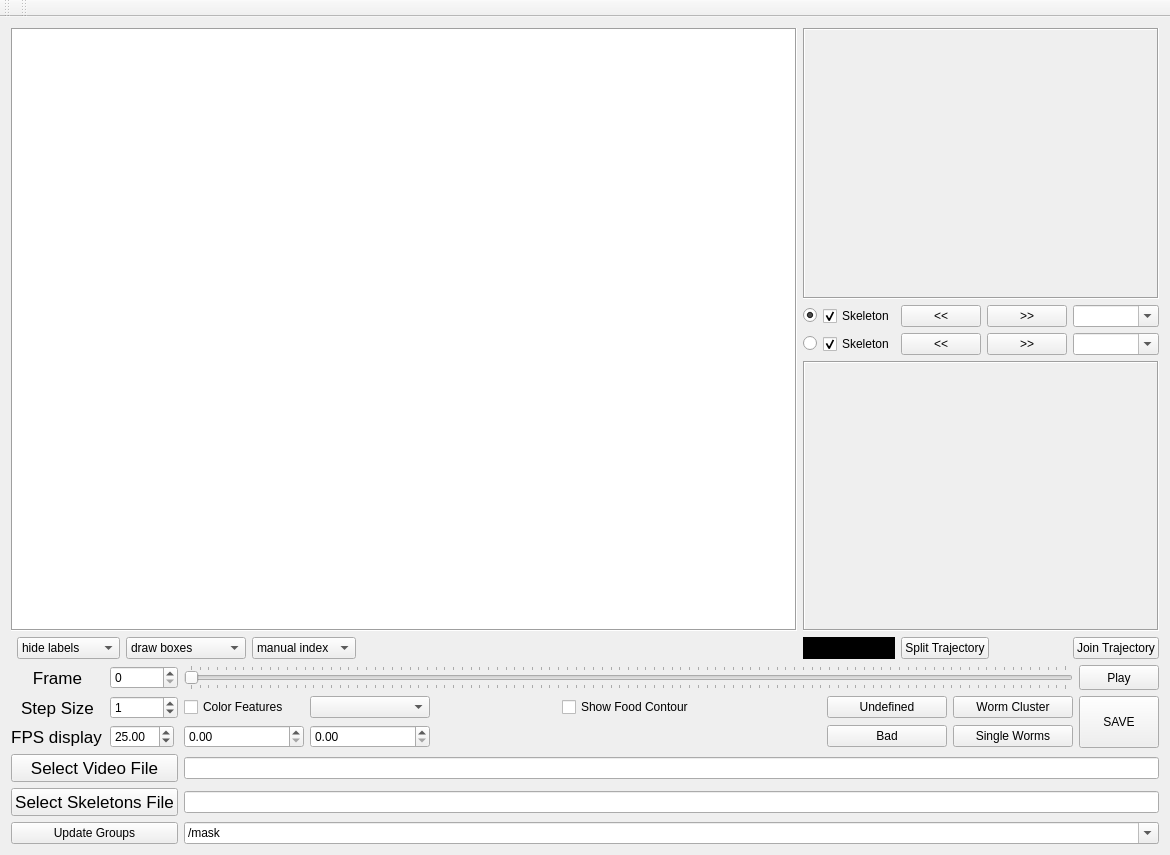
First picture: the form in tierpsy/gui/QtDesignerFiles/MWTrackerViewer.ui, repository ver228/tierpsy-tracker, before the edit.
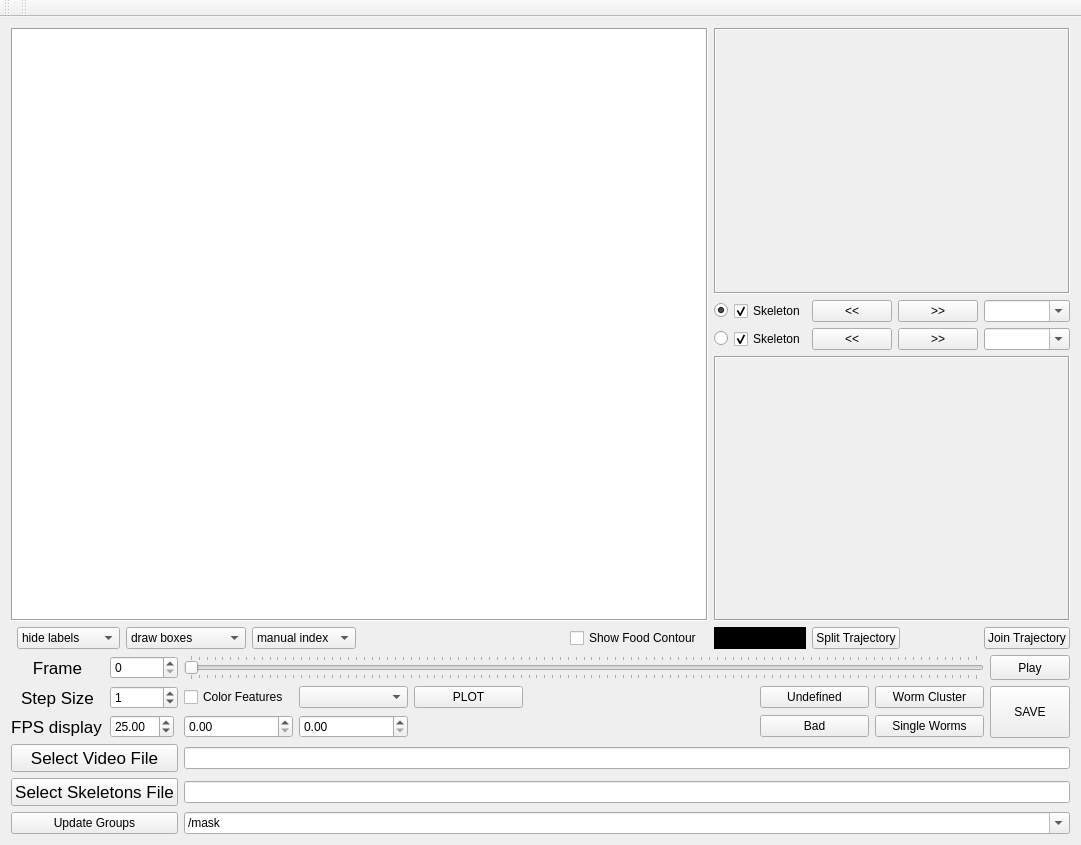
Second picture: the form after the edit.

Commit message:
plots + summary
- add app to plot features from MWViewer
- add support for color features using the openworm features (_features.hdf5 and _feat_manual.hdf5)
- add an app to create summaries from a collection of features files.
- remove SWViewer

```diff
--- a/tierpsy/gui/QtDesignerFiles/MWTrackerViewer.ui
+++ b/tierpsy/gui/QtDesignerFiles/MWTrackerViewer.ui
@@ -6,8 +6,8 @@
    <rect>
     <x>0</x>
     <y>0</y>
-    <width>1170</width>
-    <height>855</height>
+    <width>1081</width>
+    <height>845</height>
    </rect>
   </property>
   <property name="sizePolicy">
@@ -298,10 +298,10 @@
         </property>
        </widget>
       </item>
-      <item row="2" column="8">
-       <widget class="QCheckBox" name="checkBox_showFood">
+      <item row="2" column="7">
+       <widget class="QPushButton" name="pushButton_plot">
         <property name="text">
-         <string>Show Food Contour</string>
+         <string>PLOT</string>
         </property>
        </widget>
       </item>
@@ -583,6 +583,13 @@
         </property>
        </widget>
       </item>
+      <item row="4" column="6">
+       <widget class="QCheckBox" name="checkBox_showFood">
+        <property name="text">
+         <string>Show Food Contour</string>
+        </property>
+       </widget>
+      </item>
      </layout>
     </item>
    </layout>
```
Left out of the diff: 2 changed lines with no effect on the pictures. The commit also changes 29 other files.
